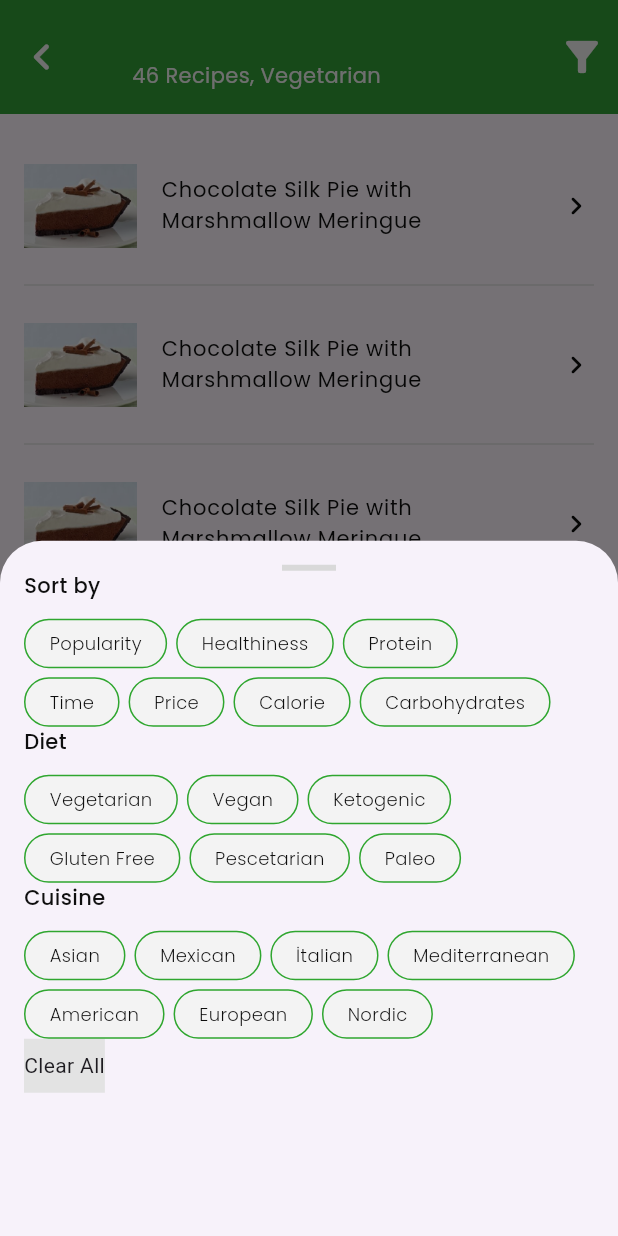
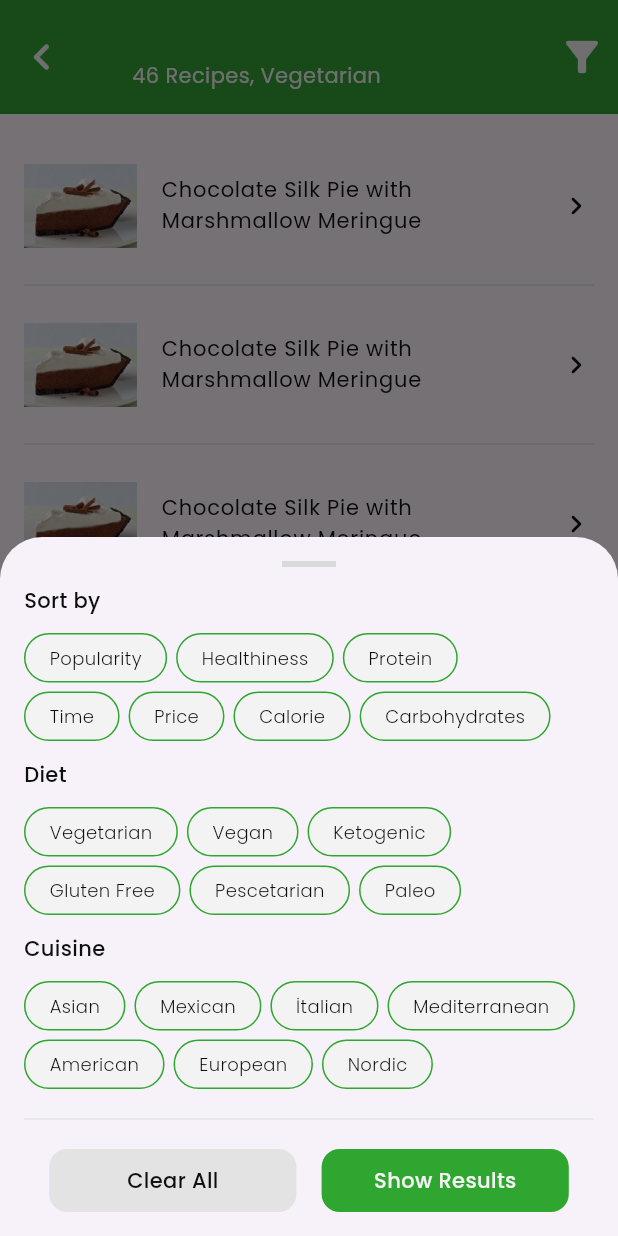
Before and after one commit to AkinBozburun/Food-App-Flutter, a Flutter app: the SearchPage screen opened directly with empty values, after a tap on the "filter alt" icon, on a phone screen of 412 x 824 dp. Run offline on Flutter 3.47's test engine with Material 2 defaults, Android fonts, the phone set to English and light mode, and no system bars; our stand-ins replace google_fonts.

Commit message:
Filter ButtomSheet UI is done.

```diff
--- a/lib/utils/measures.dart
+++ b/lib/utils/measures.dart
@@ -3,8 +3,11 @@ import 'package:flutter/material.dart';
 class Measures
 {
   static Radius radius16 = const Radius.circular(16);
+  static BorderRadius border12 = BorderRadius.circular(12);
   static BorderRadius border16 = BorderRadius.circular(16);
   static BorderRadius border24 = BorderRadius.circular(24);
+  static EdgeInsets all16 = const EdgeInsets.all(16);
+
   static EdgeInsets horizontal16 = const EdgeInsets.symmetric(horizontal: 16);
   static EdgeInsets vertical16 = const EdgeInsets.symmetric(vertical: 16);
 }
--- a/lib/utils/styles.dart
+++ b/lib/utils/styles.dart
@@ -24,7 +24,7 @@ class Styles
   final foodListSubTitle = GoogleFonts.poppins(fontSize: 14, color: whiteColor, fontWeight: FontWeight.w400);
   final foodListText = GoogleFonts.poppins(fontSize: 14, color: blackColor, fontWeight: FontWeight.w400);
 
-  final bottomSheetTitleWhite = GoogleFonts.poppins(fontSize: 14, color: blackColor, fontWeight: FontWeight.w500);
+  final bottomSheetTitleWhite = GoogleFonts.poppins(fontSize: 14, color: whiteColor, fontWeight: FontWeight.w500);
   final bottomSheetTitleBlack = GoogleFonts.poppins(fontSize: 14, color: blackColor, fontWeight: FontWeight.w500);
   final bottomSheetSpeciesText = GoogleFonts.poppins(fontSize: 12, color: blackColor, fontWeight: FontWeight.w300);
 
--- a/lib/view/filter_bottomsheet.dart
+++ b/lib/view/filter_bottomsheet.dart
@@ -18,28 +18,27 @@ class FilterBottomSheet extends StatelessWidget
 
 _bottomSheet(context)
 {
-  double deviceHeight = MediaQuery.of(context).size.height;
   double deviceWidth = MediaQuery.of(context).size.width;
 
   showModalBottomSheet
   (
-    //isScrollControlled: true,
+    isScrollControlled: true,
+    useSafeArea: true,
     context: context,
     builder: (context) => Container
     (
-      height: deviceHeight,
-      margin: const EdgeInsets.all(16),
-      child: Column
+      margin: Measures.all16,
+      child: Wrap
       (
-        //runSpacing: 16,
-        //alignment: WrapAlignment.center,
+        alignment: WrapAlignment.center,
+        runSpacing: 12,
         children:
         [
           Container(height: 4,width: 36,color: Styles.darkGreyColor),
-
           _gridview("Sort by", sortList, deviceWidth),
           _gridview("Diet", dietList, deviceWidth),
           _gridview("Cuisine", cuisinesList, deviceWidth),
+          Divider(color: Styles.greyColor,),
           _buttonsRow(deviceWidth),
         ],
       ),
@@ -86,20 +85,30 @@ _gridview(String title, List gridList, double width)
 
 _buttonsRow(width)
 {
+  button(Text txt, Color clr, tap) => InkWell
+  (
+    borderRadius: Measures.border12,
+    onTap: tap,
+    child: Ink
+    (
+      decoration: BoxDecoration
+      (
+        color: clr,
+        borderRadius: Measures.border12
+      ),
+      width: width*0.4,
+      height: 42,
+      child: Center(child: txt)
+    ),
+  );
+
   return Row
   (
+    mainAxisAlignment: MainAxisAlignment.spaceEvenly,
     children:
     [
-      InkWell
-      (
-        onTap: (){},
-        child: Ink
-        (
-          height: 36,
-          color: Styles.greyColor,
-          child: const Center(child: Text("Clear All"))
-        ),
-      ),
+      button(Text("Clear All",style: Styles().bottomSheetTitleBlack,), Styles.greyColor, ()=> print("temizle")),
+      button(Text("Show Results",style: Styles().bottomSheetTitleWhite), Styles.greenColor ,()=> print("sonuçlar")),
     ],
   );
 }
```
